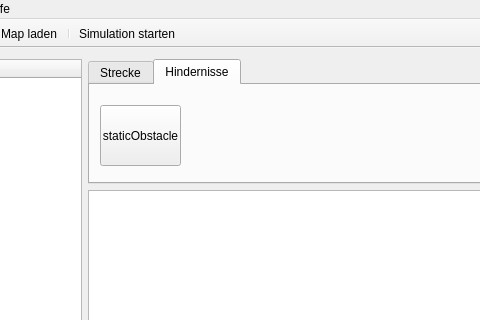
Waldemarv/swt1718, file bin/source/editor.ui: the form before one commit; both pictures show x 191 to 671 and y 0 to 320 of the 1104 by 721 pixel window.
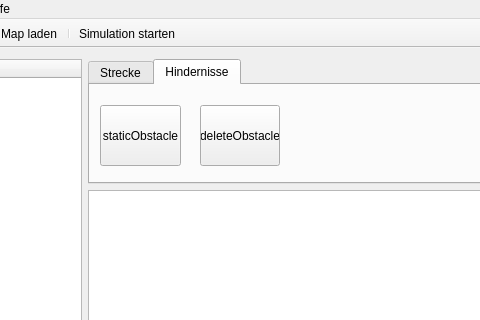
The form after the commit. The open tabs and pages were chosen to show the change. Icons and pictures are not drawn.

```diff
--- a/bin/source/editor.ui
+++ b/bin/source/editor.ui
@@ -144,6 +144,19 @@
            <string>staticObstacle</string>
           </property>
          </widget>
+         <widget class="QPushButton" name="deleteObstacle">
+          <property name="geometry">
+           <rect>
+            <x>110</x>
+            <y>20</y>
+            <width>80</width>
+            <height>61</height>
+           </rect>
+          </property>
+          <property name="text">
+           <string>deleteObstacle</string>
+          </property>
+         </widget>
         </widget>
        </widget>
       </item>
```
Left out of the diff: 4 changed lines with no effect on the pictures.
